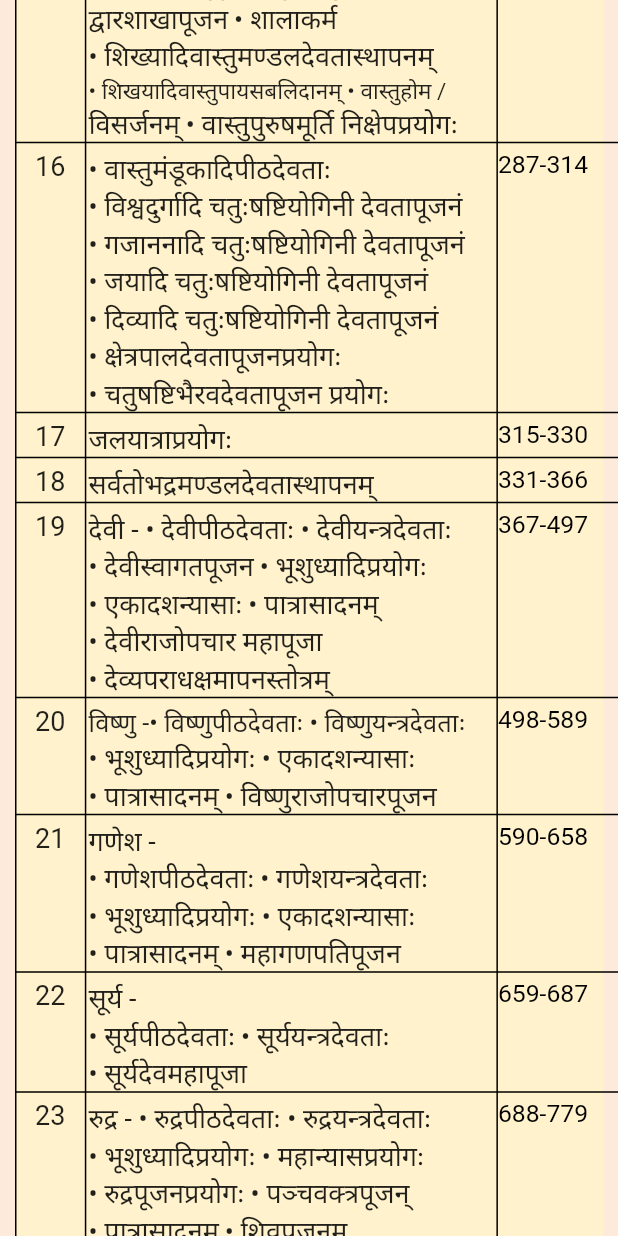
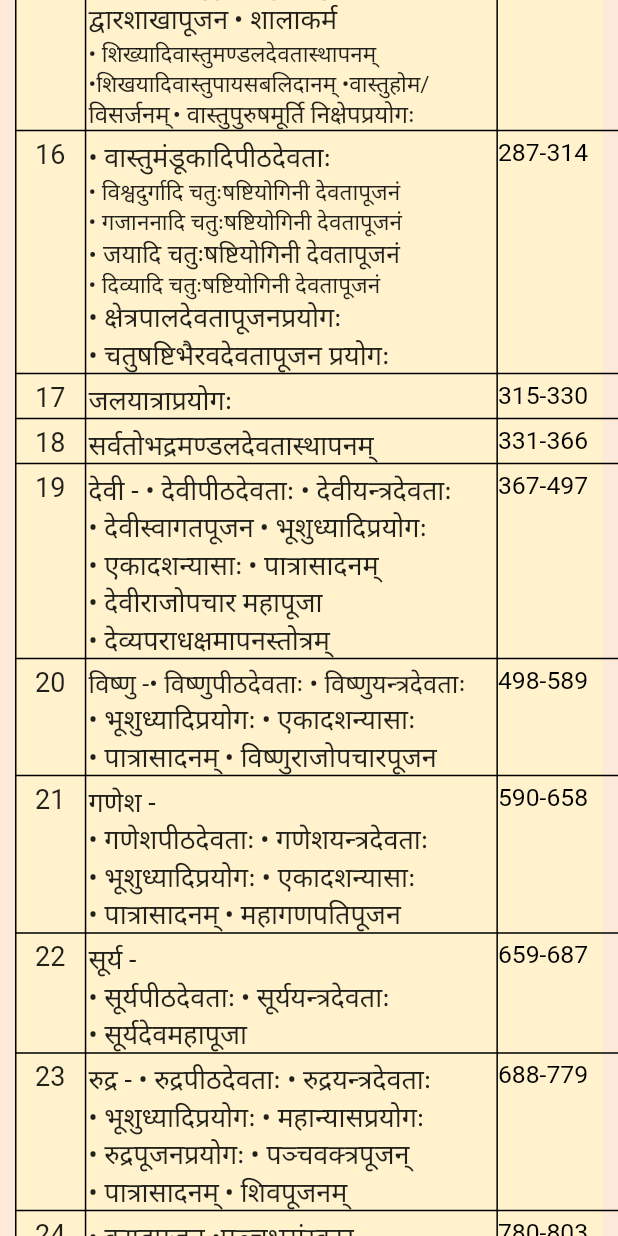
Before and after one commit to swapnil3099/flutter_ebook, a Flutter app: the DetailsScreen screen opened directly, scrolled down 1152 dp, on a phone screen of 412 x 824 dp. Run offline on Flutter 3.47's test engine with Material 2 defaults, Android fonts, the phone set to English and light mode, and no system bars; our stand-ins replace cloud_firestore, curved_navigation_bar, firebase_auth, flutter_spinkit, splashscreen; missing offline and left inert: advance_pdf_viewer, animated_splash, giffy_dialog, pdf_render; accounts and stored records are empty.

Commit message:
minor changes

```diff
--- a/lib/screens/details_screen.dart
+++ b/lib/screens/details_screen.dart
@@ -1042,7 +1042,7 @@ class _DetailsScreenState extends State<DetailsScreen> {
                                       ))),
                               Row(
                                 children: [
-                                  Text('• मण्डपाङ्गवास्तुपूजन • गृहवास्तु में वर्धिनी तथा',style: TextStyle(
+                                  Text('•मण्डपाङ्गवास्तुपूजन •गृहवास्तु में वर्धिनी तथा',style: TextStyle(
                                     fontSize: 15,)),
                                 ],
                               ),
@@ -1058,22 +1058,22 @@ class _DetailsScreenState extends State<DetailsScreen> {
                               Row(
                               children: [
                               Text('• शिख्यादिवास्तुमण्डलदेवतास्थापनम्',style: TextStyle(
-                                fontSize: 18,)),
+                                fontSize: 15,)),
                               ],
                               ),
                               Row(
                                 children: [
-                                  Text('• शिखयादिवास्तुपायसबलिदानम् • वास्तुहोम /',style: TextStyle(
+                                  Text('•शिखयादिवास्तुपायसबलिदानम् •वास्तुहोम/',style: TextStyle(
                                     fontSize: 15,)),
                                 ],
                               ),
                               Row(
                                 children: [
                                   Text('विसर्जनम्',style: TextStyle(
-                                    fontSize: 18,)),
-                                  SizedBox(width: 4,),
+                                    fontSize: 16,)),
+                                  SizedBox(width: 2,),
                                   Text('• वास्तुपुरुषमूर्ति निक्षेपप्रयोगः',style: TextStyle(
-                                    fontSize: 18,)),
+                                    fontSize: 16,)),
                                 ],
                               ),
                             ],
@@ -1132,25 +1132,25 @@ class _DetailsScreenState extends State<DetailsScreen> {
                               Row(
                                 children: [
                                   Text('• विश्वदुर्गादि चतुःषष्टियोगिनी देवतापूजनं ',style: TextStyle(
-                                    fontSize: 18,)),
+                                    fontSize: 15,)),
                                 ],
                               ),
                               Row(
                                 children: [
                                   Text('• गजाननादि चतुःषष्टियोगिनी देवतापूजनं',style: TextStyle(
-                                    fontSize: 18,)),
+                                    fontSize: 15,)),
                                 ],
                               ),
                               Row(
                                 children: [
                                   Text('• जयादि चतुःषष्टियोगिनी देवतापूजनं',style: TextStyle(
-                                    fontSize: 18,)),
+                                    fontSize: 16.5,)),
                                 ],
                               ),
                               Row(
                                 children: [
                                   Text('• दिव्यादि चतुःषष्टियोगिनी देवतापूजनं',style: TextStyle(
-                                    fontSize: 18,)),
+                                    fontSize: 15,)),
                                 ],
                               ),
                               Row(
```
